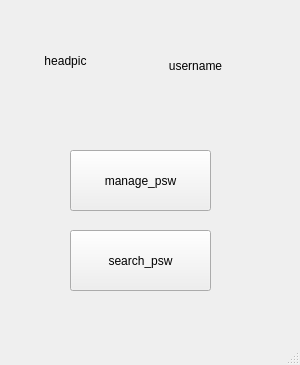
This is home_screen.ui in benbenohye/TPA as Qt 5 draws it before an edit. The edited form follows.
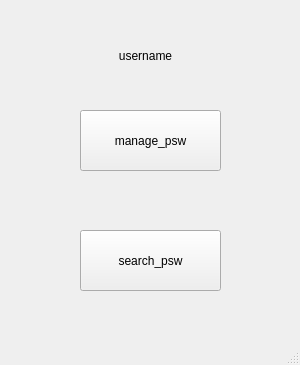
This is the edited form. Icons and pictures are not drawn.

The edit to the form file:
```diff
--- a/home_screen.ui
+++ b/home_screen.ui
@@ -14,34 +14,19 @@
    <string>MainWindow</string>
   </property>
   <widget class="QWidget" name="centralwidget">
-   <widget class="QLabel" name="headpicLabel">
-    <property name="geometry">
-     <rect>
-      <x>10</x>
-      <y>10</y>
-      <width>111</width>
-      <height>101</height>
-     </rect>
-    </property>
-    <property name="layoutDirection">
-     <enum>Qt::LeftToRight</enum>
-    </property>
-    <property name="text">
-     <string>headpic</string>
-    </property>
-    <property name="alignment">
-     <set>Qt::AlignCenter</set>
-    </property>
-   </widget>
    <widget class="QLabel" name="usernameLabel">
     <property name="geometry">
      <rect>
-      <x>140</x>
-      <y>50</y>
+      <x>90</x>
+      <y>40</y>
       <width>111</width>
       <height>31</height>
      </rect>
     </property>
+    <property name="styleSheet">
+     <string notr="true">
+</string>
+    </property>
     <property name="text">
      <string>username</string>
     </property>
@@ -52,12 +37,15 @@
    <widget class="QPushButton" name="manageButton">
     <property name="geometry">
      <rect>
-      <x>70</x>
-      <y>150</y>
+      <x>80</x>
+      <y>110</y>
       <width>141</width>
       <height>61</height>
      </rect>
     </property>
+    <property name="styleSheet">
+     <string notr="true">border-image: url(:/new/prefix1/image/blue.png);</string>
+    </property>
     <property name="text">
      <string>manage_psw</string>
     </property>
@@ -65,12 +53,15 @@
    <widget class="QPushButton" name="searchButton">
     <property name="geometry">
      <rect>
-      <x>70</x>
+      <x>80</x>
       <y>230</y>
       <width>141</width>
       <height>61</height>
      </rect>
     </property>
+    <property name="styleSheet">
+     <string notr="true">border-image: url(:/new/prefix1/image/green.png);</string>
+    </property>
     <property name="text">
      <string>search_psw</string>
     </property>
```
